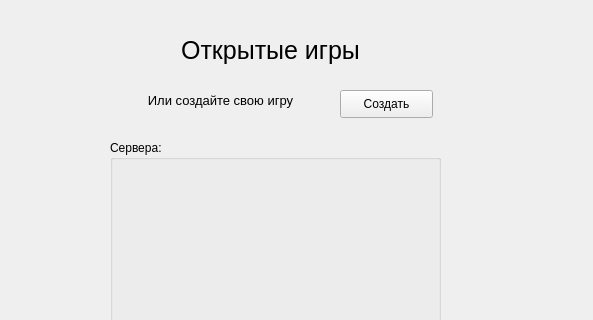
Above: windows/servers.ui from IEgor83/PyQt-game-the-gallows before the change; both pictures show x 130 to 723 and y 0 to 320 of the 850 by 600 pixel window. Below: the same form after it.
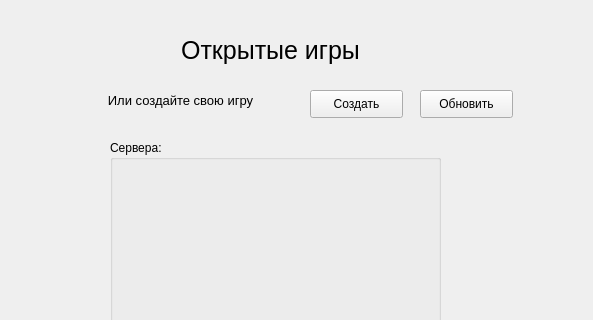
That is the form after the change.

```diff
--- a/windows/servers.ui
+++ b/windows/servers.ui
@@ -38,7 +38,7 @@
    <widget class="QLabel" name="label_2">
     <property name="geometry">
      <rect>
-      <x>250</x>
+      <x>210</x>
       <y>90</y>
       <width>201</width>
       <height>21</height>
@@ -59,7 +59,7 @@
    <widget class="QPushButton" name="pushButton">
     <property name="geometry">
      <rect>
-      <x>470</x>
+      <x>440</x>
       <y>90</y>
       <width>93</width>
       <height>28</height>
@@ -100,6 +100,19 @@
      <string>Назад</string>
     </property>
    </widget>
+   <widget class="QPushButton" name="pushButton_3">
+    <property name="geometry">
+     <rect>
+      <x>550</x>
+      <y>90</y>
+      <width>93</width>
+      <height>28</height>
+     </rect>
+    </property>
+    <property name="text">
+     <string>Обновить</string>
+    </property>
+   </widget>
   </widget>
   <widget class="QMenuBar" name="menubar">
    <property name="geometry">
```
